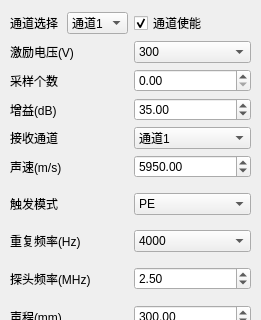
First picture: the form in Ui/ParaSetWidget.ui, repository lishuaiyuan1990/Zynq, before the edit; both pictures show x 0 to 261 and y 0 to 320 of the 261 by 575 pixel window.
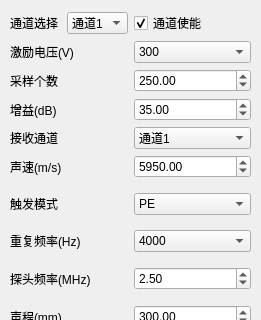
Second picture: the form after the edit.

The edit to the form file:
```diff
--- a/Ui/ParaSetWidget.ui
+++ b/Ui/ParaSetWidget.ui
@@ -176,7 +176,17 @@
                </widget>
               </item>
               <item>
-               <widget class="QDoubleSpinBox" name="m_sampleLen"/>
+               <widget class="QDoubleSpinBox" name="m_sampleLen">
+                <property name="minimum">
+                 <double>100.000000000000000</double>
+                </property>
+                <property name="maximum">
+                 <double>512.000000000000000</double>
+                </property>
+                <property name="value">
+                 <double>250.000000000000000</double>
+                </property>
+               </widget>
               </item>
              </layout>
             </item>
```
